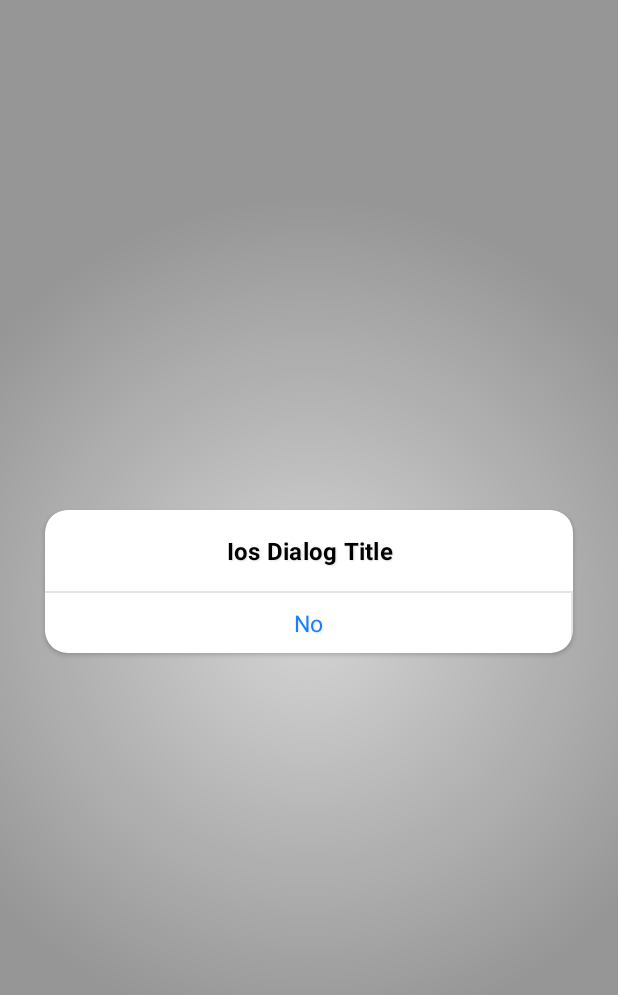
After one commit to viking1998cp/adidiDemo, an Android app: the layout activity_product_dialog.xml on its own in the app's theme, with its tools: preview values and no code run, on a phone screen of 412 x 824 dp. The commit adds this screen. Shown: the top 995 px of the screen. Run offline under Robolectric (Android 15) with nearby library versions, the phone set to English and light mode, and no system bars.

Commit message:
Update 24/12/2019 ProductDialog

```diff
--- a/app/src/main/java/manhthang/adididemo/Activity/DeliveryActivity.java
+++ b/app/src/main/java/manhthang/adididemo/Activity/DeliveryActivity.java
@@ -62,6 +62,7 @@ public class DeliveryActivity extends AppCompatActivity implements OnMapReadyCal
         setUpMapView();
         ActionToolbar();
         setUpOnClick();
+
     }
 
     private void setUpOnClick() {
--- a/app/src/main/java/manhthang/adididemo/Fragment/FragmentHomePage.java
+++ b/app/src/main/java/manhthang/adididemo/Fragment/FragmentHomePage.java
@@ -22,6 +22,7 @@ import manhthang.adididemo.Adapter.VoucherAdapter;
 import manhthang.adididemo.Common;
 import manhthang.adididemo.Data.ServiceData;
 import manhthang.adididemo.Data.VoucherData;
+import manhthang.adididemo.Dialog.ProductDialog;
 import manhthang.adididemo.Object.Service;
 import manhthang.adididemo.Object.Voucher;
 import manhthang.adididemo.R;
--- /dev/null
+++ b/app/src/main/res/drawable/ios_dialog.xml
@@ -0,0 +1,13 @@
+<?xml version="1.0" encoding="utf-8"?>
+<shape xmlns:android="http://schemas.android.com/apk/res/android">
+    <!--<gradient-->
+    <!--android:endColor="#20000000"-->
+    <!--android:gradientRadius="280dp"-->
+    <!--android:startColor="#05000000"-->
+    <!--android:type="radial" />-->
+    <gradient
+        android:endColor="@color/endColorDialog"
+        android:gradientRadius="@dimen/radiusIosdialog"
+        android:startColor="@color/colorWhite"
+        android:type="radial" />
+</shape>
--- /dev/null
+++ b/app/src/main/res/drawable/ios_dialog_bg.xml
@@ -0,0 +1,8 @@
+<?xml version="1.0" encoding="utf-8"?>
+<shape xmlns:android="http://schemas.android.com/apk/res/android">
+    <gradient
+        android:endColor="@color/colorGray3"
+        android:gradientRadius="@dimen/radiusIosdialog"
+        android:startColor="@color/colorGray4"
+        android:type="radial" />
+</shape>
--- /dev/null
+++ b/app/src/main/res/layout/activity_product_dialog.xml
@@ -0,0 +1,124 @@
+<?xml version="1.0" encoding="utf-8"?>
+<layout xmlns:android="http://schemas.android.com/apk/res/android"
+    xmlns:app="http://schemas.android.com/apk/res-auto"
+    xmlns:tools="http://schemas.android.com/tools">
+    <androidx.constraintlayout.widget.ConstraintLayout
+        android:id="@+id/layoutContent"
+        android:layout_width="match_parent"
+        android:layout_height="match_parent"
+        android:background="@drawable/ios_dialog_bg"
+        tools:context=".Dialog.ProductDialogActivity">
+
+        <LinearLayout
+            android:layout_width="match_parent"
+            android:layout_height="match_parent"
+            android:clickable="true"
+            android:gravity="center"
+            android:onClick="onOutsideClick"
+            android:orientation="vertical"
+            android:paddingBottom="48dp">
+
+            <androidx.cardview.widget.CardView
+                android:id="@+id/layoutDialog"
+                style="@style/CardViewMembershipDialog"
+                android:layout_width="match_parent"
+                android:layout_height="wrap_content"
+                android:layout_margin="28dp"
+                android:clickable="true"
+                android:orientation="vertical"
+                app:cardBackgroundColor="@android:color/white">
+
+                <LinearLayout
+                    android:layout_width="match_parent"
+                    android:layout_height="match_parent"
+                    android:background="@drawable/ios_dialog"
+                    android:clickable="true"
+                    android:orientation="vertical">
+
+                    <LinearLayout
+                        android:layout_width="match_parent"
+                        android:layout_height="wrap_content"
+                        android:layout_marginLeft="4dp"
+                        android:layout_marginRight="4dp"
+                        android:orientation="vertical"
+                        android:padding="16dp">
+
+                        <TextView
+                            android:id="@+id/textViewTitle"
+                            android:layout_width="match_parent"
+                            android:layout_height="wrap_content"
+                            android:ellipsize="end"
+                            android:fontFamily="sans-serif"
+                            android:gravity="center"
+                            android:letterSpacing="@dimen/text_medium_letter_spacing"
+                            android:lineSpacingExtra="@dimen/line_spacing_extra_title"
+                            android:shadowColor="@color/text_shadow"
+                            android:shadowDx="1"
+                            android:shadowDy="1"
+                            android:shadowRadius="1"
+                            android:textColor="@color/title_ios_dialog"
+                            android:textSize="16sp"
+                            android:textStyle="bold"
+                            tools:text="Ios Dialog Title" />
+                        <RadioGroup
+                            android:layout_width="wrap_content"
+                            android:layout_height="match_parent">
+                            <androidx.recyclerview.widget.RecyclerView
+                                android:id="@+id/recycleProduct"
+                                android:layout_width="match_parent"
+                                android:layout_height="wrap_content"
+                                />
+                        </RadioGroup>
+
+                    </LinearLayout>
+
+                    <View
+                        android:layout_width="match_parent"
+                        android:layout_height="1dp"
+                        android:background="@color/separator_ios_dialog" />
+
+                    <LinearLayout
+                        android:layout_width="match_parent"
+                        android:layout_height="40dp"
+                        android:orientation="horizontal">
+
+                        <LinearLayout
+                            android:id="@+id/layoutNegative"
+                            android:layout_width="match_parent"
+                            android:layout_height="match_parent"
+                            android:layout_weight="1"
+                            android:orientation="horizontal">
+
+                            <TextView
+                                android:id="@+id/textViewNegative"
+                                android:layout_width="match_parent"
+                                android:layout_height="match_parent"
+                                android:layout_weight="1"
+                                android:clickable="true"
+                                android:focusable="true"
+                                android:fontFamily="sans-serif"
+                                android:gravity="center"
+                                android:letterSpacing="@dimen/text_medium_letter_spacing"
+                                android:lines="1"
+                                android:shadowColor="@color/text_shadow"
+                                android:shadowDx="1"
+                                android:shadowDy="1"
+                                android:shadowRadius="1"
+                                android:text="No"
+                                android:textColor="@color/action_button_ios_dialog"
+                                android:textSize="15sp" />
+
+                            <View
+                                android:layout_width="1dp"
+                                android:layout_height="match_parent"
+                                android:background="@color/separator_ios_dialog" />
+
+                        </LinearLayout>
+
+                    </LinearLayout>
+                </LinearLayout>
+            </androidx.cardview.widget.CardView>
+        </LinearLayout>
+
+    </androidx.constraintlayout.widget.ConstraintLayout>
+</layout>
--- a/app/src/main/res/layout/fragment_delivery_istallation.xml
+++ b/app/src/main/res/layout/fragment_delivery_istallation.xml
@@ -28,6 +28,7 @@
                         style="@style/textService"
                         android:text="@string/groupProduct"/>
                     <TextView
+                        android:id="@+id/tvProucts"
                         android:padding="@dimen/padding2dp"
                         android:layout_width="0dp"
                         android:layout_weight="4"
--- a/app/src/main/res/values/colors.xml
+++ b/app/src/main/res/values/colors.xml
@@ -10,6 +10,9 @@
     <color name="colorGray">#808080</color>
     <color name="colorGray1">#F2F2F2</color>
     <color name="colorGray2">#D6D6D6</color>
+    <color name="colorGray3">#66000000</color>
+    <color name="colorGray4">#26000000</color>
+
     <color name="colorBlack">#000000</color>
     <color name="colorWhite1">#FAF9F9</color>
     <color name="colorOrangeYellowDark">#FFF55808</color>
@@ -27,4 +30,6 @@
     <color name="separator_ios_dialog">#1A000000</color>
     <color name="highlight_ios_dialog">#0F000000</color>
 
+    <color name="endColorDialog">#20FFFFFF</color>
+
 </resources>
--- a/app/src/main/res/values/dimens.xml
+++ b/app/src/main/res/values/dimens.xml
@@ -46,5 +46,6 @@
     <dimen name="padding15dp">15dp</dimen>
     <dimen name="fillLine">1dp</dimen>
     <dimen name="dialogButtonHeight">40dp</dimen>
+    <dimen name="radiusIosdialog">280dp</dimen>
 
 </resources>
--- a/app/src/main/res/values/styles.xml
+++ b/app/src/main/res/values/styles.xml
@@ -117,6 +117,34 @@
         <item name="android:textSize">@dimen/fontMedium</item>
     </style>
 
+    <style name="CardViewMembershipDialog" parent="CardView">
+        <item name="android:layout_height">wrap_content</item>
+        <item name="android:layout_width">match_parent</item>
+        <item name="cardCornerRadius">@dimen/radiusLarge</item>
+        <item name="cardElevation">@dimen/elevationSmall</item>
+        <item name="cardPreventCornerOverlap">false</item>
+        <item name="cardUseCompatPadding">true</item>
+        <item name="contentPadding">@dimen/empty</item>
+    </style>
+
+    <!-- Base application theme. -->
+    <style name="AppThemeIOSDialog" parent="Theme.AppCompat.Light.DarkActionBar">
+        <item name="colorPrimary">@color/colorPrimary</item>
+        <item name="colorPrimaryDark">@color/colorPrimaryDark</item>
+        <item name="colorAccent">@color/colorAccent</item>
+    </style>
+
+    <style name="AppThemeIosDialog" parent="AppThemeIOSDialog">
+        <item name="android:windowIsTranslucent">true</item>
+        <item name="android:windowBackground">@android:color/transparent</item>
+        <item name="android:background">@android:color/transparent</item>
+        <item name="android:windowContentOverlay">@null</item>
+        <item name="android:windowAnimationStyle">@null</item>
+        <item name="android:windowActivityTransitions" tools:targetApi="lollipop">false</item>
+    </style>
+
     <integer name="radiusButtonDialog">1</integer>
     <string name="choose">Chọn</string>
+    <dimen name="elevationSmall">2dp</dimen>
+    <dimen name="empty">0dp</dimen>
 </resources>
```
Also changed, not shown: app/src/main/AndroidManifest.xml (+4 -3 lines), app/src/main/java/manhthang/adididemo/Adapter/ItemProductGroupAdapter.java (added, +89 -0 lines), app/src/main/java/manhthang/adididemo/Data/Product.java (+39 -0 lines), app/src/main/java/manhthang/adididemo/Dialog/ProductDialog.java (renamed from app/src/main/java/manhthang/adididemo/Dialog/IOSDialog.java, +8 -48 lines), app/src/main/java/manhthang/adididemo/Dialog/ProductDialogActivity.java (renamed from app/src/main/java/manhthang/adididemo/Dialog/IOSDialogActivity.java, +38 -49 lines), app/src/main/java/manhthang/adididemo/Fragment/FragmentDeliveryInstallation.java (+27 -8 lines), app/src/main/java/manhthang/adididemo/Object/ProductGroup.java (added, +27 -0 lines), app/src/main/res/layout/activity_iosdialog.xml (deleted, +0 -97 lines), app/src/main/res/layout/item_product_group.xml (+17 -5 lines).
